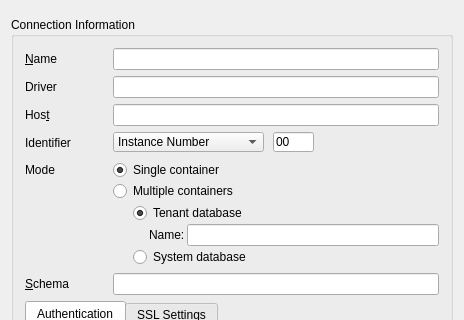
This is src/ui/qgshananewconnectionbase.ui in qgis/QGIS as Qt 5 draws it before an edit; both pictures show x 0 to 464 and y 0 to 320 of the 464 by 725 pixel window. The edited form follows.
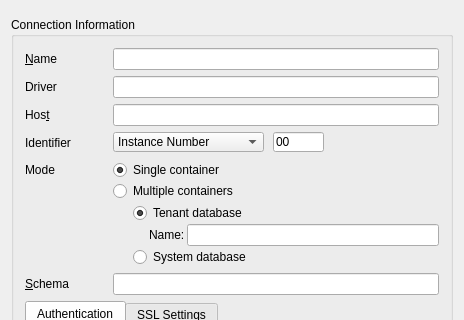
This is the edited form. Custom widgets are drawn as their Qt base class.

Commit message: Make combobox for port number larger in QgsHanaNewConnection dialog

The edit to the form file:
```diff
--- a/src/ui/qgshananewconnectionbase.ui
+++ b/src/ui/qgshananewconnectionbase.ui
@@ -392,7 +392,7 @@
             <rect>
              <x>160</x>
              <y>0</y>
-             <width>41</width>
+             <width>51</width>
              <height>20</height>
             </rect>
            </property>
```
